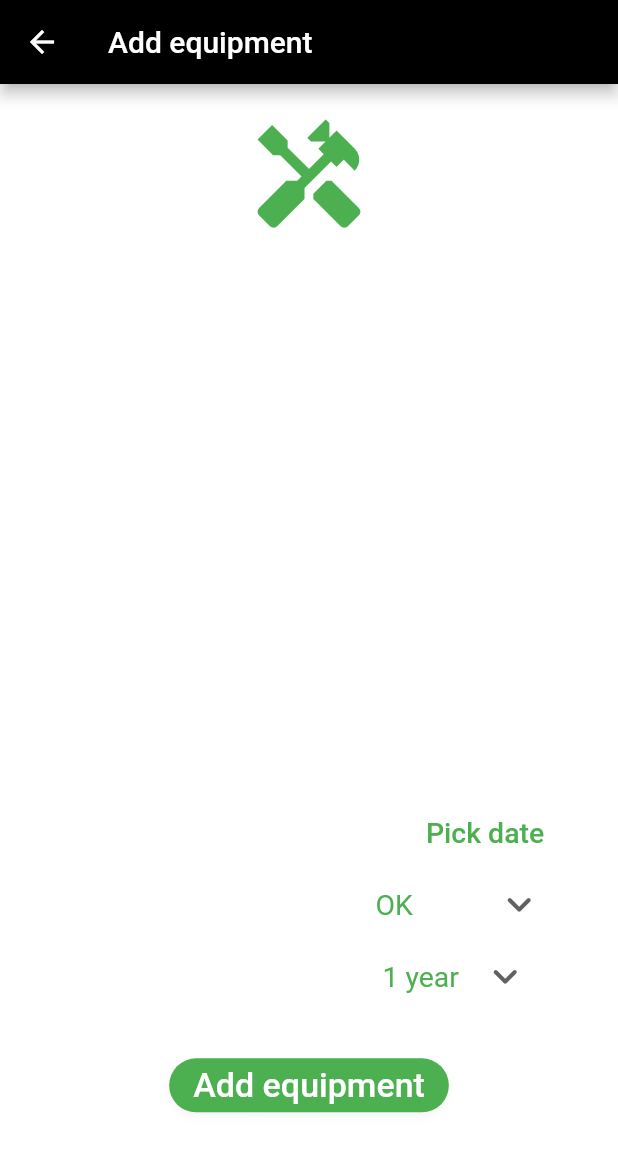
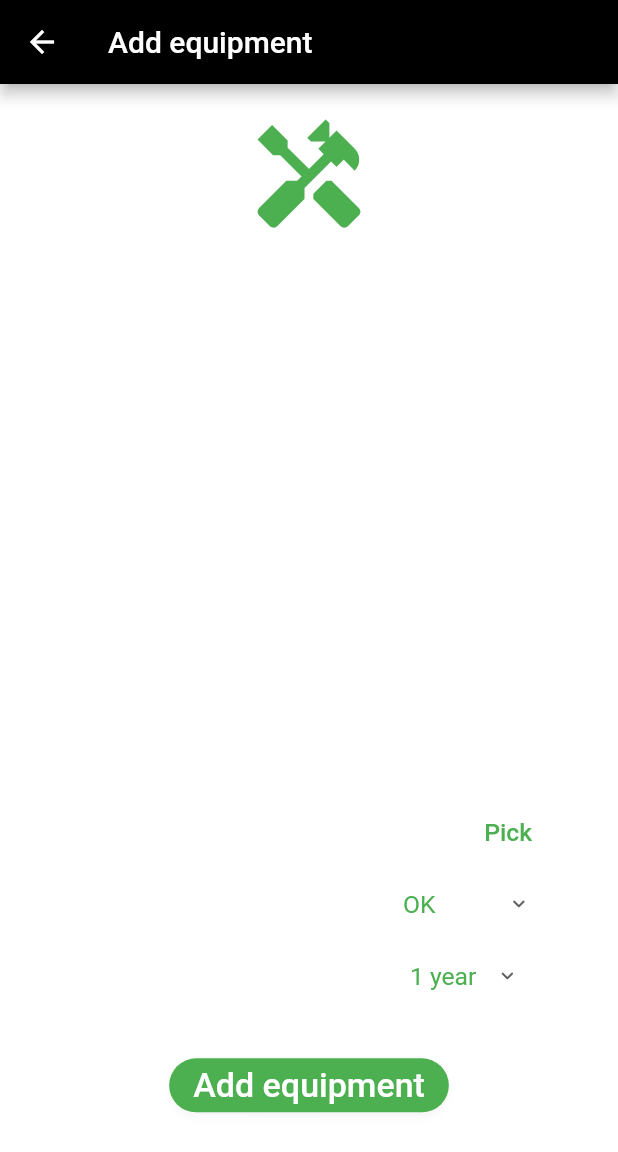
Before and after one commit to s17476/under_control_flutter, a Flutter app: the AddEquipmentScreen screen opened by its route, on a phone screen of 412 x 824 dp. Shown: the top 1152 px of the screen. Run offline on Flutter 3.47's test engine with Material 2 defaults, Android fonts, the phone set to English and light mode, and no system bars; our stand-ins replace cloud_firestore, firebase_auth, firebase_core, firebase_storage, image_picker; accounts and stored records are empty.

Commit message:
ios font size changed

```diff
--- a/lib/screens/add_equipment_screen.dart
+++ b/lib/screens/add_equipment_screen.dart
@@ -259,9 +259,9 @@ class _AddEquipmentScreenState extends State<AddEquipmentScreen>
                     TextButton(
                       onPressed: _presentDayPicker,
                       child: Text(
-                        'Pick date',
+                        'Pick',
                         style: TextStyle(
-                          fontSize: SizeConfig.blockSizeVertical * 2.3,
+                          fontSize: SizeConfig.blockSizeHorizontal * 4,
                         ),
                       ),
                     ),
@@ -278,14 +278,14 @@ class _AddEquipmentScreenState extends State<AddEquipmentScreen>
                     Text(
                       'Inspection status:',
                       style: TextStyle(
-                        fontSize: SizeConfig.blockSizeVertical * 2,
+                        fontSize: SizeConfig.blockSizeHorizontal * 4,
                         color: Theme.of(context).textTheme.headline6!.color,
                       ),
                     ),
                     DropdownButton<String>(
                       value: statusValue,
                       icon: const Icon(Icons.keyboard_arrow_down_rounded),
-                      iconSize: SizeConfig.blockSizeVertical * 4,
+                      iconSize: SizeConfig.blockSizeHorizontal * 4,
                       alignment: Alignment.center,
                       elevation: 16,
                       style: TextStyle(
@@ -294,7 +294,7 @@ class _AddEquipmentScreenState extends State<AddEquipmentScreen>
                             : statusValue == 'Needs attention'
                                 ? Colors.amber
                                 : Colors.red,
-                        fontSize: SizeConfig.blockSizeVertical * 2.3,
+                        fontSize: SizeConfig.blockSizeHorizontal * 4,
                       ),
                       underline: Container(height: 0),
                       onChanged: (String? newValue) {
@@ -328,19 +328,19 @@ class _AddEquipmentScreenState extends State<AddEquipmentScreen>
                     Text(
                       'Inspections interval:',
                       style: TextStyle(
-                        fontSize: SizeConfig.blockSizeVertical * 2,
+                        fontSize: SizeConfig.blockSizeHorizontal * 4,
                         color: Theme.of(context).textTheme.headline6!.color,
                       ),
                     ),
                     DropdownButton<String>(
                       value: _inspectionInterval,
                       icon: const Icon(Icons.keyboard_arrow_down_rounded),
-                      iconSize: SizeConfig.blockSizeVertical * 4,
+                      iconSize: SizeConfig.blockSizeHorizontal * 4,
                       alignment: Alignment.center,
                       elevation: 16,
                       style: TextStyle(
                         color: Colors.green,
-                        fontSize: SizeConfig.blockSizeVertical * 2.3,
+                        fontSize: SizeConfig.blockSizeHorizontal * 4,
                       ),
                       underline: Container(height: 0),
                       onChanged: (String? newValue) {
--- a/lib/widgets/bottom_navi_bar.dart
+++ b/lib/widgets/bottom_navi_bar.dart
@@ -56,7 +56,7 @@ class BottomNaviBar extends StatelessWidget {
   Widget build(BuildContext context) {
     return AnimatedContainer(
       duration: const Duration(milliseconds: 400),
-      height: isBottomNavBarVisible ? SizeConfig.blockSizeVertical * 7 : 0,
+      height: isBottomNavBarVisible ? SizeConfig.blockSizeVertical * 7.5 : 0,
       child: Wrap(
         children: [
           BottomNavigationBar(
```
